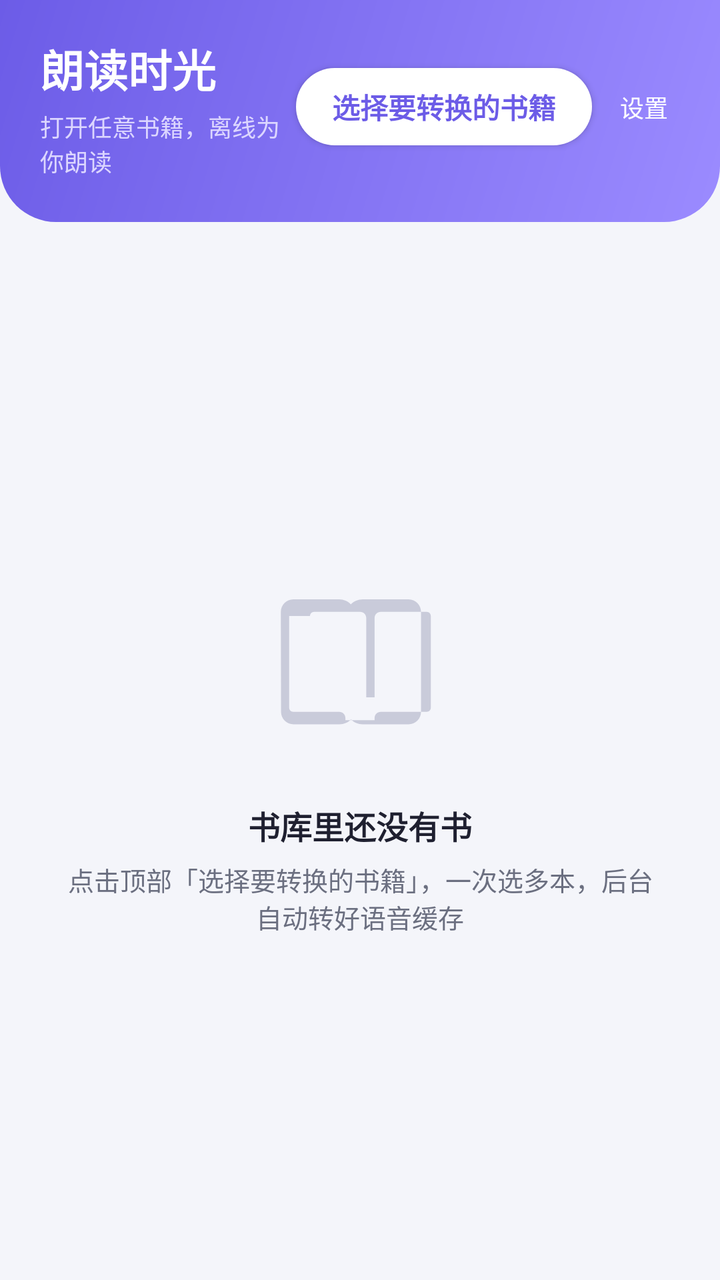
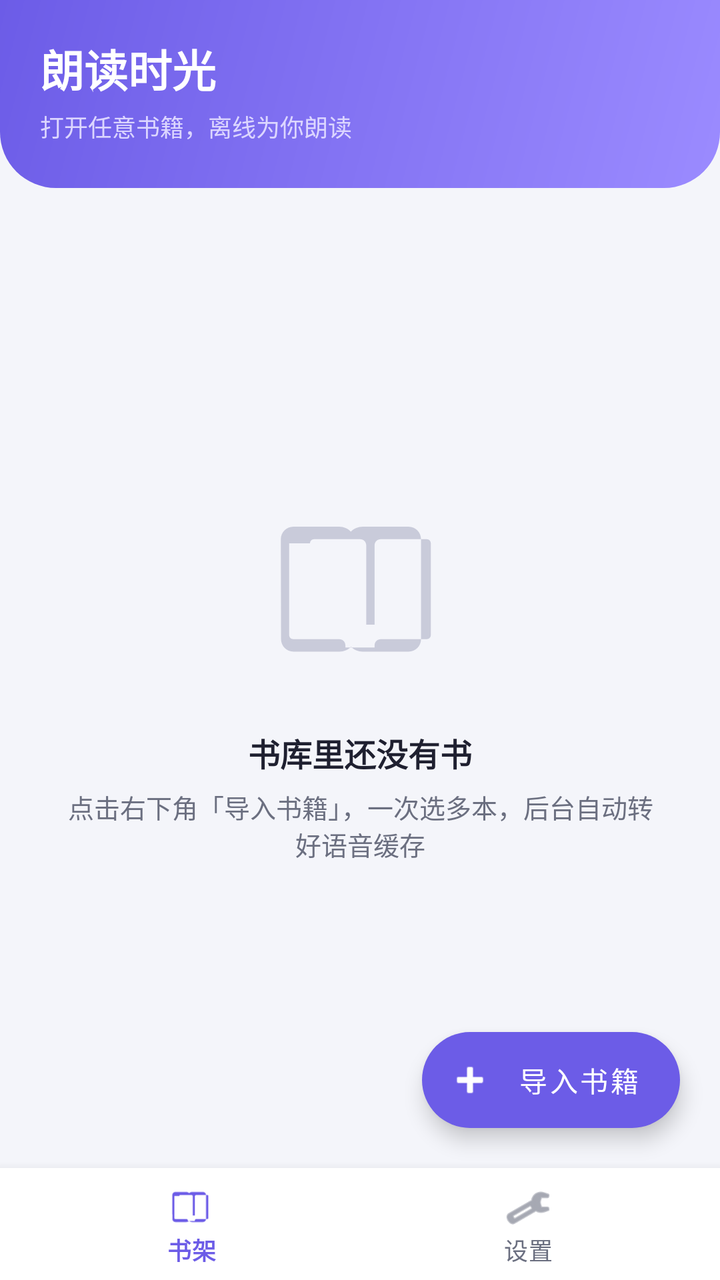

Screens rendered from an Android XML layout before and after an edit, with the pre-edit source and the edit as a unified diff.
<!-- AndroidManifest.xml: application theme Theme.EbookVoiceReader -->
<!-- res/layout/activity_library.xml -->
<?xml version="1.0" encoding="utf-8"?>
<androidx.constraintlayout.widget.ConstraintLayout xmlns:android="http://schemas.android.com/apk/res/android"
    xmlns:app="http://schemas.android.com/apk/res-auto"
    android:layout_width="match_parent"
    android:layout_height="match_parent"
    android:background="@color/bg">

    
    <LinearLayout
        android:id="@+id/header"
        android:layout_width="0dp"
        android:layout_height="wrap_content"
        android:background="@drawable/bg_header"
        android:orientation="vertical"
        android:paddingStart="20dp"
        android:paddingTop="18dp"
        android:paddingEnd="20dp"
        android:paddingBottom="22dp"
        app:layout_constraintEnd_toEndOf="parent"
        app:layout_constraintStart_toStartOf="parent"
        app:layout_constraintTop_toTopOf="parent">

        <LinearLayout
            android:layout_width="match_parent"
            android:layout_height="wrap_content"
            android:gravity="center_vertical"
            android:orientation="horizontal">

            <LinearLayout
                android:layout_width="0dp"
                android:layout_height="wrap_content"
                android:layout_weight="1"
                android:orientation="vertical">

                <TextView
                    android:layout_width="wrap_content"
                    android:layout_height="wrap_content"
                    android:text="@string/app_name"
                    android:textColor="@color/white"
                    android:textSize="22sp"
                    android:textStyle="bold" />

                <TextView
                    android:id="@+id/tvEngineHint"
                    android:layout_width="wrap_content"
                    android:layout_height="wrap_content"
                    android:layout_marginTop="4dp"
                    android:text="@string/header_subtitle"
                    android:textColor="@color/header_text_sub"
                    android:textSize="12sp" />
            </LinearLayout>

            <com.google.android.material.button.MaterialButton
                android:id="@+id/btnPickConvert"
                style="@style/Widget.PillButton"
                android:layout_width="wrap_content"
                android:layout_height="wrap_content"
                android:text="@string/convert_pick_files"
                android:textColor="@color/primary"
                android:textStyle="bold"
                app:backgroundTint="@color/white" />

            <TextView
                android:id="@+id/btnSettings"
                android:layout_width="wrap_content"
                android:layout_height="wrap_content"
                android:layout_marginStart="8dp"
                android:background="?attr/selectableItemBackgroundBorderless"
                android:clickable="true"
                android:focusable="true"
                android:padding="6dp"
                android:text="@string/settings"
                android:textColor="@color/white"
                android:textSize="12sp" />
        </LinearLayout>

        
        <LinearLayout
            android:id="@+id/playingBar"
            android:layout_width="match_parent"
            android:layout_height="wrap_content"
            android:layout_marginTop="12dp"
            android:gravity="center_vertical"
            android:orientation="horizontal"
            android:visibility="gone">

            <TextView
                android:id="@+id/tvPlayingTitle"
                android:layout_width="0dp"
                android:layout_height="wrap_content"
                android:layout_weight="1"
                android:ellipsize="middle"
                android:maxLines="1"
                android:textColor="@color/white"
                android:textSize="13sp"
                android:textStyle="bold" />

            <TextView
                android:id="@+id/btnResumePlay"
                android:layout_width="wrap_content"
                android:layout_height="wrap_content"
                android:background="@drawable/bg_chip"
                android:paddingStart="12dp"
                android:paddingEnd="12dp"
                android:paddingTop="5dp"
                android:paddingBottom="5dp"
                android:text="@string/resume_reading"
                android:textColor="@color/primary"
                android:textSize="12sp"
                android:textStyle="bold" />
        </LinearLayout>
    </LinearLayout>

    
    <LinearLayout
        android:id="@+id/emptyState"
        android:layout_width="0dp"
        android:layout_height="0dp"
        android:gravity="center"
        android:orientation="vertical"
        android:padding="32dp"
        app:layout_constraintBottom_toBottomOf="parent"
        app:layout_constraintEnd_toEndOf="parent"
        app:layout_constraintStart_toStartOf="parent"
        app:layout_constraintTop_toBottomOf="@id/header">

        <ImageView
            android:layout_width="100dp"
            android:layout_height="100dp"
            android:contentDescription="@string/empty_title"
            android:src="@drawable/ic_book" />

        <TextView
            android:layout_width="wrap_content"
            android:layout_height="wrap_content"
            android:layout_marginTop="18dp"
            android:text="@string/empty_library_title"
            android:textColor="@color/text_primary"
            android:textSize="16sp"
            android:textStyle="bold" />

        <TextView
            android:layout_width="wrap_content"
            android:layout_height="wrap_content"
            android:layout_marginTop="6dp"
            android:gravity="center"
            android:text="@string/empty_library_desc"
            android:textColor="@color/text_secondary"
            android:textSize="13sp" />
    </LinearLayout>

    
    <androidx.recyclerview.widget.RecyclerView
        android:id="@+id/rvLibrary"
        android:layout_width="0dp"
        android:layout_height="0dp"
        android:clipToPadding="false"
        android:padding="12dp"
        android:scrollbars="none"
        app:layoutManager="androidx.recyclerview.widget.GridLayoutManager"
        app:spanCount="2"
        app:layout_constraintBottom_toBottomOf="parent"
        app:layout_constraintEnd_toEndOf="parent"
        app:layout_constraintStart_toStartOf="parent"
        app:layout_constraintTop_toBottomOf="@id/header" />

</androidx.constraintlayout.widget.ConstraintLayout>
<!-- resources referenced by this layout -->
<resources>
  <color name="bg">#FFF4F5FA</color>
  <color name="header_text_sub">#FFDCD6FF</color>
  <color name="primary">#FF6C5CE7</color>
  <color name="text_primary">#FF1F2030</color>
  <color name="text_secondary">#FF6B6F80</color>
  <color name="white">#FFFFFFFF</color>
  <!-- drawable bg_chip (drawable) -->
  <?xml version="1.0" encoding="utf-8"?>
  <shape xmlns:android="http://schemas.android.com/apk/res/android"
      android:shape="rectangle">
      <solid android:color="@color/primary_light" />
      <corners android:radius="100dp" />
  </shape>
  <!-- drawable bg_header (drawable) -->
  <?xml version="1.0" encoding="utf-8"?>
  <shape xmlns:android="http://schemas.android.com/apk/res/android"
      android:shape="rectangle">
      <gradient
          android:angle="315"
          android:endColor="#FF9B8BFF"
          android:startColor="#FF6C5CE7"
          android:type="linear" />
      <corners
          android:bottomLeftRadius="28dp"
          android:bottomRightRadius="28dp" />
  </shape>
  <string name="app_name">朗读时光</string>
  <string name="convert_pick_files">选择要转换的书籍</string>
  <string name="empty_library_desc">点击顶部「选择要转换的书籍」，一次选多本，后台自动转好语音缓存</string>
  <string name="empty_library_title">书库里还没有书</string>
  <string name="empty_title">还没有打开书籍</string>
  <string name="header_subtitle">打开任意书籍，离线为你朗读</string>
  <string name="resume_reading">继续播放</string>
  <string name="settings">设置</string>
  <style name="Widget.PillButton" parent="Widget.MaterialComponents.Button">
          <item name="android:textAllCaps">false</item>
          <item name="android:textSize">14sp</item>
          <item name="android:letterSpacing">0</item>
          <item name="cornerRadius">100dp</item>
          <item name="android:minWidth">0dp</item>
          <item name="android:minHeight">0dp</item>
          <item name="android:insetTop">0dp</item>
          <item name="android:insetBottom">0dp</item>
          <item name="android:paddingStart">18dp</item>
          <item name="android:paddingEnd">18dp</item>
          <item name="android:paddingTop">9dp</item>
          <item name="android:paddingBottom">9dp</item>
          <item name="elevation">0dp</item>
      </style>
  <style name="Theme.EbookVoiceReader" parent="Theme.MaterialComponents.DayNight.NoActionBar">
          <item name="colorPrimary">@color/primary</item>
          <item name="colorPrimaryVariant">@color/primary_dark</item>
          <item name="colorOnPrimary">@color/white</item>
          <item name="colorSecondary">@color/accent</item>
          <item name="colorOnSecondary">@color/white</item>
          <item name="android:windowBackground">@color/bg</item>
          <item name="android:statusBarColor">@color/primary</item>
          <item name="android:navigationBarColor">@color/surface</item>
          <item name="android:textColorPrimary">@color/text_primary</item>
      </style>
  <color name="primary_light">#FFEDE9FF</color>
  <color name="primary_dark">#FF5546C9</color>
  <color name="accent">#FF00C2A8</color>
  <color name="surface">#FFFFFFFF</color>
  <!-- unchanged entries left out for length: 1 -->
</resources>

<!-- the commit's change to res/layout/activity_library.xml (unified diff, before → after) -->
@@ -20,59 +20,22 @@
         app:layout_constraintStart_toStartOf="parent"
         app:layout_constraintTop_toTopOf="parent">
 
-        <LinearLayout
-            android:layout_width="match_parent"
+        <TextView
+            android:layout_width="wrap_content"
             android:layout_height="wrap_content"
-            android:gravity="center_vertical"
-            android:orientation="horizontal">
-
-            <LinearLayout
-                android:layout_width="0dp"
-                android:layout_height="wrap_content"
-                android:layout_weight="1"
-                android:orientation="vertical">
-
-                <TextView
-                    android:layout_width="wrap_content"
-                    android:layout_height="wrap_content"
-                    android:text="@string/app_name"
-                    android:textColor="@color/white"
-                    android:textSize="22sp"
-                    android:textStyle="bold" />
-
-                <TextView
-                    android:id="@+id/tvEngineHint"
-                    android:layout_width="wrap_content"
-                    android:layout_height="wrap_content"
-                    android:layout_marginTop="4dp"
-                    android:text="@string/header_subtitle"
-                    android:textColor="@color/header_text_sub"
-                    android:textSize="12sp" />
-            </LinearLayout>
-
-            <com.google.android.material.button.MaterialButton
-                android:id="@+id/btnPickConvert"
-                style="@style/Widget.PillButton"
-                android:layout_width="wrap_content"
-                android:layout_height="wrap_content"
-                android:text="@string/convert_pick_files"
-                android:textColor="@color/primary"
-                android:textStyle="bold"
-                app:backgroundTint="@color/white" />
-
-            <TextView
-                android:id="@+id/btnSettings"
-                android:layout_width="wrap_content"
-                android:layout_height="wrap_content"
-                android:layout_marginStart="8dp"
-                android:background="?attr/selectableItemBackgroundBorderless"
-                android:clickable="true"
-                android:focusable="true"
-                android:padding="6dp"
-                android:text="@string/settings"
-                android:textColor="@color/white"
-                android:textSize="12sp" />
-        </LinearLayout>
+            android:text="@string/app_name"
+            android:textColor="@color/white"
+            android:textSize="22sp"
+            android:textStyle="bold" />
+
+        <TextView
+            android:id="@+id/tvEngineHint"
+            android:layout_width="wrap_content"
+            android:layout_height="wrap_content"
+            android:layout_marginTop="4dp"
+            android:text="@string/header_subtitle"
+            android:textColor="@color/header_text_sub"
+            android:textSize="12sp" />
 
         
         <LinearLayout
@@ -112,56 +75,302 @@
     </LinearLayout>
 
     
-    <LinearLayout
-        android:id="@+id/emptyState"
+    <FrameLayout
+        android:id="@+id/contentHost"
         android:layout_width="0dp"
         android:layout_height="0dp"
-        android:gravity="center"
-        android:orientation="vertical"
-        android:padding="32dp"
+        app:layout_constraintBottom_toTopOf="@id/bottomNav"
+        app:layout_constraintEnd_toEndOf="parent"
+        app:layout_constraintStart_toStartOf="parent"
+        app:layout_constraintTop_toBottomOf="@id/header">
+
+        
+        <LinearLayout
+            android:id="@+id/emptyState"
+            android:layout_width="match_parent"
+            android:layout_height="match_parent"
+            android:gravity="center"
+            android:orientation="vertical"
+            android:padding="32dp">
+
+            <ImageView
+                android:layout_width="100dp"
+                android:layout_height="100dp"
+                android:contentDescription="@string/empty_title"
+                android:src="@drawable/ic_book" />
+
+            <TextView
+                android:layout_width="wrap_content"
+                android:layout_height="wrap_content"
+                android:layout_marginTop="18dp"
+                android:text="@string/empty_library_title"
+                android:textColor="@color/text_primary"
+                android:textSize="16sp"
+                android:textStyle="bold" />
+
+            <TextView
+                android:layout_width="wrap_content"
+                android:layout_height="wrap_content"
+                android:layout_marginTop="6dp"
+                android:gravity="center"
+                android:text="@string/empty_library_desc"
+                android:textColor="@color/text_secondary"
+                android:textSize="13sp" />
+        </LinearLayout>
+
+        
+        <androidx.recyclerview.widget.RecyclerView
+            android:id="@+id/rvLibrary"
+            android:layout_width="match_parent"
+            android:layout_height="match_parent"
+            android:clipToPadding="false"
+            android:paddingStart="12dp"
+            android:paddingTop="12dp"
+            android:paddingEnd="12dp"
+            android:paddingBottom="88dp"
+            android:scrollbars="none"
+            app:layoutManager="androidx.recyclerview.widget.GridLayoutManager"
+            app:spanCount="2" />
+
+        
+        <ScrollView
+            android:id="@+id/settingsPage"
+            android:layout_width="match_parent"
+            android:layout_height="match_parent"
+            android:background="@color/bg"
+            android:fillViewport="true"
+            android:scrollbars="none"
+            android:visibility="gone">
+
+            <LinearLayout
+                android:layout_width="match_parent"
+                android:layout_height="wrap_content"
+                android:orientation="vertical"
+                android:padding="16dp">
+
+                <com.google.android.material.card.MaterialCardView
+                    android:layout_width="match_parent"
+                    android:layout_height="wrap_content"
+                    app:cardBackgroundColor="@color/surface"
+                    app:cardCornerRadius="18dp"
+                    app:cardElevation="1dp"
+                    app:strokeWidth="0dp">
+
+                    <LinearLayout
+                        android:layout_width="match_parent"
+                        android:layout_height="wrap_content"
+                        android:orientation="vertical"
+                        android:padding="18dp">
+
+                        <TextView
+                            android:layout_width="wrap_content"
+                            android:layout_height="wrap_content"
+                            android:text="@string/settings_voice_section"
+                            android:textColor="@color/text_primary"
+                            android:textSize="15sp"
+                            android:textStyle="bold" />
+
+                        <RadioGroup
+                            android:id="@+id/radioGroupMode"
+                            android:layout_width="match_parent"
+                            android:layout_height="wrap_content"
+                            android:layout_marginTop="10dp"
+                            android:orientation="vertical">
+
+                            <RadioButton
+                                android:id="@+id/radioChinese"
+                                android:layout_width="match_parent"
+                                android:layout_height="wrap_content"
+                                android:paddingStart="4dp"
+                                android:paddingEnd="4dp"
+                                android:text="@string/settings_mode_chinese"
+                                android:textColor="@color/text_primary"
+                                android:textSize="14sp" />
+
+                            <RadioButton
+                                android:id="@+id/radioMixed"
+                                android:layout_width="match_parent"
+                                android:layout_height="wrap_content"
+                                android:paddingStart="4dp"
+                                android:paddingEnd="4dp"
+                                android:text="@string/settings_mode_mixed"
+                                android:textColor="@color/text_primary"
+                                android:textSize="14sp" />
+                        </RadioGroup>
+
+                        <LinearLayout
+                            android:layout_width="match_parent"
+                            android:layout_height="wrap_content"
+                            android:layout_marginTop="14dp"
+                            android:gravity="center_vertical"
+                            android:orientation="horizontal">
+
+                            <TextView
+                                android:layout_width="0dp"
+                                android:layout_height="wrap_content"
+                                android:layout_weight="1"
+                                android:text="@string/warmup_label"
+                                android:textColor="@color/text_primary"
+                                android:textSize="14sp" />
+
+                            <TextView
+                                android:id="@+id/tvWarmupValue"
+                                android:layout_width="wrap_content"
+                                android:layout_height="wrap_content"
+                                android:textColor="@color/primary"
+                                android:textSize="13sp"
+                                android:textStyle="bold" />
+                        </LinearLayout>
+
+                        <com.google.android.material.slider.Slider
+                            android:id="@+id/sliderWarmup"
+                            android:layout_width="match_parent"
+                            android:layout_height="wrap_content"
+                            android:valueFrom="5"
+                            android:valueTo="120"
+                            android:stepSize="5"
+                            app:labelBehavior="gone" />
+
+                        <LinearLayout
+                            android:layout_width="match_parent"
+                            android:layout_height="wrap_content"
+                            android:layout_marginTop="10dp"
+                            android:gravity="center_vertical"
+                            android:orientation="horizontal">
+
+                            <TextView
+                                android:layout_width="0dp"
+                                android:layout_height="wrap_content"
+                                android:layout_weight="1"
+                                android:text="@string/lookahead_label"
+                                android:textColor="@color/text_primary"
+                                android:textSize="14sp" />
+
+                            <TextView
+                                android:id="@+id/tvLookaheadValue"
+                                android:layout_width="wrap_content"
+                                android:layout_height="wrap_content"
+                                android:textColor="@color/primary"
+                                android:textSize="13sp"
+                                android:textStyle="bold" />
+                        </LinearLayout>
+
+                        <com.google.android.material.slider.Slider
+                            android:id="@+id/sliderLookahead"
+                            android:layout_width="match_parent"
+                            android:layout_height="wrap_content"
+                            android:valueFrom="10"
+                            android:valueTo="120"
+                            android:stepSize="10"
+                            app:labelBehavior="gone" />
+                    </LinearLayout>
+                </com.google.android.material.card.MaterialCardView>
+
+                <com.google.android.material.card.MaterialCardView
+                    android:layout_width="match_parent"
+                    android:layout_height="wrap_content"
+                    android:layout_marginTop="14dp"
+                    app:cardBackgroundColor="@color/surface"
+                    app:cardCornerRadius="18dp"
+                    app:cardElevation="1dp"
+                    app:strokeWidth="0dp">
+
+                    <LinearLayout
+                        android:layout_width="match_parent"
+                        android:layout_height="wrap_content"
+                        android:orientation="vertical"
+                        android:padding="18dp">
+
+                        <TextView
+                            android:layout_width="wrap_content"
+                            android:layout_height="wrap_content"
+                            android:text="@string/settings_storage_section"
+                            android:textColor="@color/text_primary"
+                            android:textSize="15sp"
+                            android:textStyle="bold" />
+
+                        <TextView
+                            android:id="@+id/tvCacheSize"
+                            android:layout_width="match_parent"
+                            android:layout_height="wrap_content"
+                            android:layout_marginTop="10dp"
+                            android:textColor="@color/text_secondary"
+                            android:textSize="13sp" />
+
+                        <com.google.android.material.button.MaterialButton
+                            android:id="@+id/btnCleanCache"
+                            style="@style/Widget.PillButton"
+                            android:layout_width="wrap_content"
+                            android:layout_height="wrap_content"
+                            android:layout_marginTop="10dp"
+                            android:text="@string/cache_clean"
+                            android:textColor="@color/white"
+                            app:backgroundTint="@color/primary" />
+                    </LinearLayout>
+                </com.google.android.material.card.MaterialCardView>
+
+                <com.google.android.material.card.MaterialCardView
+                    android:layout_width="match_parent"
+                    android:layout_height="wrap_content"
+                    android:layout_marginTop="14dp"
+                    app:cardBackgroundColor="@color/surface"
+                    app:cardCornerRadius="18dp"
+                    app:cardElevation="1dp"
+                    app:strokeWidth="0dp">
+
+                    <LinearLayout
+                        android:layout_width="match_parent"
+                        android:layout_height="wrap_content"
+                        android:orientation="vertical"
+                        android:padding="18dp">
+
+                        <TextView
+                            android:layout_width="wrap_content"
+                            android:layout_height="wrap_content"
+                            android:text="@string/settings_help_section"
+                            android:textColor="@color/text_primary"
+                            android:textSize="15sp"
+                            android:textStyle="bold" />
+
+                        <com.google.android.material.button.MaterialButton
+                            android:id="@+id/btnDiagnostics"
+                            style="@style/Widget.MaterialComponents.Button.TextButton"
+                            android:layout_width="match_parent"
+                            android:layout_height="wrap_content"
+                            android:layout_marginTop="8dp"
+                            android:gravity="start|center_vertical"
+                            android:text="@string/diagnostics"
+                            android:textColor="@color/text_primary" />
+                    </LinearLayout>
+                </com.google.android.material.card.MaterialCardView>
+            </LinearLayout>
+        </ScrollView>
+
+        <com.google.android.material.floatingactionbutton.ExtendedFloatingActionButton
+            android:id="@+id/fabImport"
+            android:layout_width="wrap_content"
+            android:layout_height="wrap_content"
+            android:layout_gravity="bottom|end"
+            android:layout_marginEnd="20dp"
+            android:layout_marginBottom="20dp"
+            android:text="@string/import_books"
+            android:textColor="@color/white"
+            app:backgroundTint="@color/primary"
+            app:icon="@android:drawable/ic_input_add"
+            app:iconTint="@color/white" />
+    </FrameLayout>
+
+    <com.google.android.material.bottomnavigation.BottomNavigationView
+        android:id="@+id/bottomNav"
+        android:layout_width="0dp"
+        android:layout_height="wrap_content"
+        android:background="@color/surface"
+        app:itemIconTint="@color/bottom_nav_item"
+        app:itemTextColor="@color/bottom_nav_item"
+        app:labelVisibilityMode="labeled"
         app:layout_constraintBottom_toBottomOf="parent"
         app:layout_constraintEnd_toEndOf="parent"
         app:layout_constraintStart_toStartOf="parent"
-        app:layout_constraintTop_toBottomOf="@id/header">
-
-        <ImageView
-            android:layout_width="100dp"
-            android:layout_height="100dp"
-            android:contentDescription="@string/empty_title"
-            android:src="@drawable/ic_book" />
-
-        <TextView
-            android:layout_width="wrap_content"
-            android:layout_height="wrap_content"
-            android:layout_marginTop="18dp"
-            android:text="@string/empty_library_title"
-            android:textColor="@color/text_primary"
-            android:textSize="16sp"
-            android:textStyle="bold" />
-
-        <TextView
-            android:layout_width="wrap_content"
-            android:layout_height="wrap_content"
-            android:layout_marginTop="6dp"
-            android:gravity="center"
-            android:text="@string/empty_library_desc"
-            android:textColor="@color/text_secondary"
-            android:textSize="13sp" />
-    </LinearLayout>
-
-    
-    <androidx.recyclerview.widget.RecyclerView
-        android:id="@+id/rvLibrary"
-        android:layout_width="0dp"
-        android:layout_height="0dp"
-        android:clipToPadding="false"
-        android:padding="12dp"
-        android:scrollbars="none"
-        app:layoutManager="androidx.recyclerview.widget.GridLayoutManager"
-        app:spanCount="2"
-        app:layout_constraintBottom_toBottomOf="parent"
-        app:layout_constraintEnd_toEndOf="parent"
-        app:layout_constraintStart_toStartOf="parent"
-        app:layout_constraintTop_toBottomOf="@id/header" />
+        app:menu="@menu/menu_library" />
 
 </androidx.constraintlayout.widget.ConstraintLayout>
<!-- resource entries referenced after the edit -->
@@ -27,13 +27,21 @@
           android:bottomRightRadius="28dp" />
   </shape>
   <string name="app_name">朗读时光</string>
-  <string name="convert_pick_files">选择要转换的书籍</string>
-  <string name="empty_library_desc">点击顶部「选择要转换的书籍」，一次选多本，后台自动转好语音缓存</string>
+  <string name="cache_clean">清理缓存</string>
+  <string name="diagnostics">故障诊断（查看 / 复制）</string>
+  <string name="empty_library_desc">点击右下角「导入书籍」，一次选多本，后台自动转好语音缓存</string>
   <string name="empty_library_title">书库里还没有书</string>
   <string name="empty_title">还没有打开书籍</string>
   <string name="header_subtitle">打开任意书籍，离线为你朗读</string>
+  <string name="import_books">导入书籍</string>
+  <string name="lookahead_label">后台持续预合成秒数</string>
   <string name="resume_reading">继续播放</string>
-  <string name="settings">设置</string>
+  <string name="settings_help_section">帮助与诊断</string>
+  <string name="settings_mode_chinese">中文女声（默认，速度更快）</string>
+  <string name="settings_mode_mixed">中英混读（中英文字由同一音色朗读）</string>
+  <string name="settings_storage_section">存储</string>
+  <string name="settings_voice_section">语音</string>
+  <string name="warmup_label">实时模式预热秒数</string>
   <style name="Widget.PillButton" parent="Widget.MaterialComponents.Button">
           <item name="android:textAllCaps">false</item>
           <item name="android:textSize">14sp</item>
